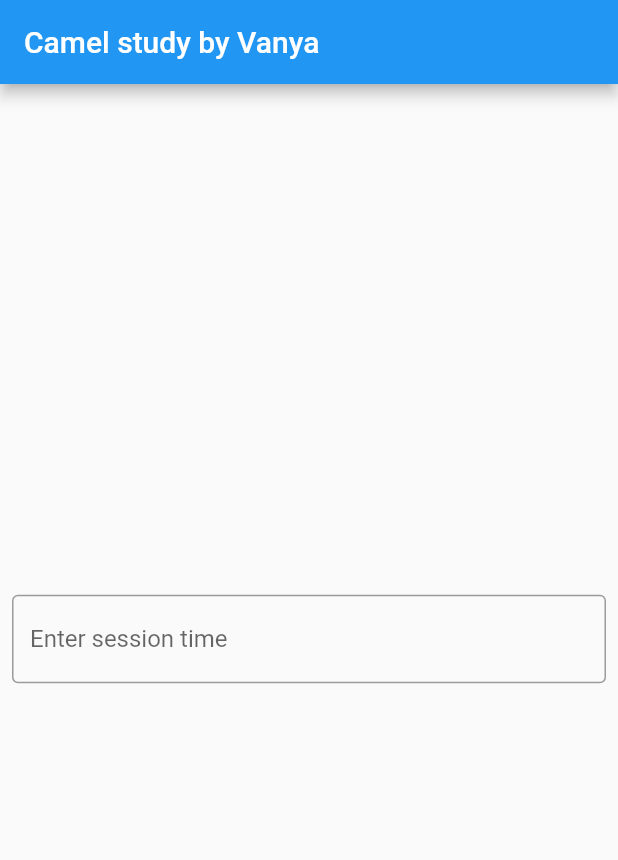
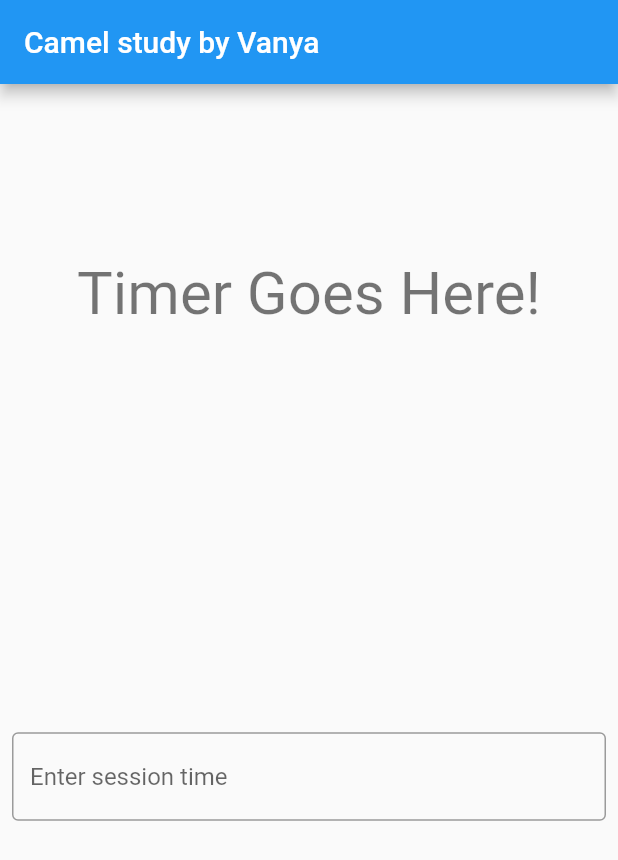
Before and after one commit to pagman/camel_study, a Flutter app: the screen it shows after launch, on a phone screen of 412 x 824 dp. Shown: the top 860 px of the screen. Run offline on Flutter 3.47's test engine with Material 2 defaults, Android fonts, the phone set to English and light mode, and no system bars; missing offline and left inert: dart:ffi.

Commit message:
basic algorithmV2

```diff
--- a/lib/main.dart
+++ b/lib/main.dart
@@ -49,8 +49,13 @@ class _MyHomePageState extends State<MyHomePage> {
       ),
       body: Center(
         child: Column(
-          mainAxisAlignment: MainAxisAlignment.center,
+          mainAxisAlignment: MainAxisAlignment.spaceEvenly,
           children: [
+            Text(
+              'Timer Goes Here!',
+              style: Theme.of(context).textTheme.headlineLarge,
+            ),
+            SizedBox(height: 20,),
             Padding(
               padding: EdgeInsets.symmetric(horizontal: 8, vertical: 16),
             child: TextFormField(
```
